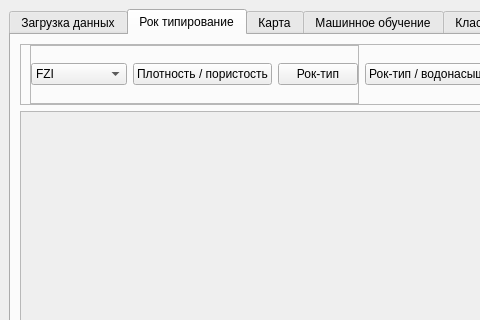
Qt form rocktype.ui (CheckListHW/RockType) before a commit; both pictures show x 0 to 480 and y 0 to 320 of the 1068 by 878 pixel window.
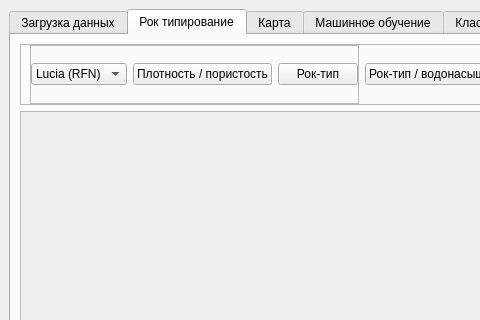
The same form after that commit.

Patch:
```diff
--- a/rocktype.ui
+++ b/rocktype.ui
@@ -199,6 +199,11 @@
               </property>
               <item>
                <widget class="QComboBox" name="rocktype_CB">
+                <item>
+                 <property name="text">
+                  <string>Lucia (RFN)</string>
+                 </property>
+                </item>
                 <item>
                  <property name="text">
                   <string>FZI</string>
```
Left out of the diff: 5 changed lines with no effect on the pictures.
